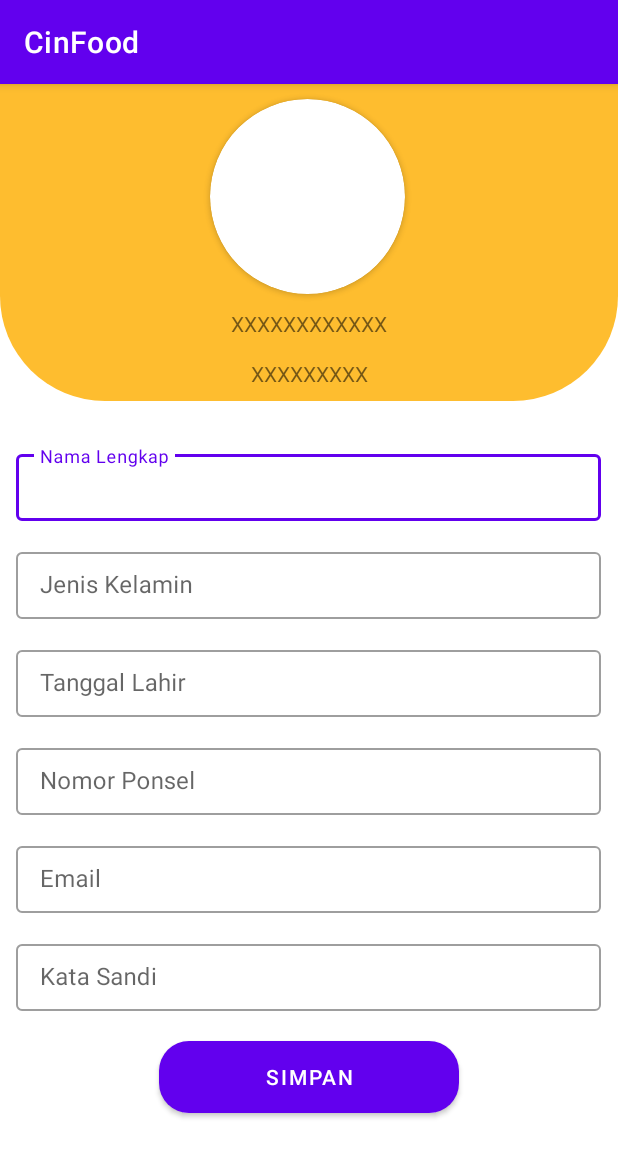
After one commit to reraparius/Cinfood, an Android app: the editprofile screen opened directly, with no data from a screen before it, on a phone screen of 412 x 824 dp. The commit adds this screen. Shown: the top 1157 px of the screen. Run offline under Robolectric (Android 15) with nearby library versions, the phone set to English and light mode, and no system bars.

Commit message:
menambahkan graddle, fragment, profile dan edit profile
menambahkan graddle, fragment, profile dan edit profile

```diff
--- a/Mobile App/CinFood/app/build.gradle
+++ b/Mobile App/CinFood/app/build.gradle
@@ -35,4 +35,7 @@ dependencies {
     testImplementation 'junit:junit:4.+'
     androidTestImplementation 'androidx.test.ext:junit:1.1.3'
     androidTestImplementation 'androidx.test.espresso:espresso-core:3.4.0'
+
+    implementation 'androidx.legacy:legacy-support-v4:1.0.0'
+    implementation 'androidx.cardview:cardview:1.0.0'
 }
--- a/Mobile App/CinFood/app/src/main/AndroidManifest.xml
+++ b/Mobile App/CinFood/app/src/main/AndroidManifest.xml
@@ -9,6 +9,12 @@
         android:roundIcon="@mipmap/ic_launcher_round"
         android:supportsRtl="true"
         android:theme="@style/Theme.CinFood">
+        <activity
+            android:name=".editprofile"
+            android:exported="true" />
+        <activity
+            android:name=".navbar"
+            android:exported="true" />
         <activity
             android:name=".Pencarian"
             android:exported="true" />
--- /dev/null
+++ b/Mobile App/CinFood/app/src/main/java/com/example/cinfood/editprofile.java
@@ -0,0 +1,14 @@
+package com.example.cinfood;
+
+import androidx.appcompat.app.AppCompatActivity;
+
+import android.os.Bundle;
+
+public class editprofile extends AppCompatActivity {
+
+    @Override
+    protected void onCreate(Bundle savedInstanceState) {
+        super.onCreate(savedInstanceState);
+        setContentView(R.layout.activity_editprofile);
+    }
+}
--- /dev/null
+++ b/Mobile App/CinFood/app/src/main/res/drawable/header.xml
@@ -0,0 +1,6 @@
+<?xml version="1.0" encoding="utf-8"?>
+<shape xmlns:android="http://schemas.android.com/apk/res/android">
+    <solid android:color="#FEBD2F"/>
+    <corners android:bottomRightRadius="70dp" android:bottomLeftRadius="70dp"/>
+
+</shape>
--- /dev/null
+++ b/Mobile App/CinFood/app/src/main/res/drawable/home.xml
@@ -0,0 +1,5 @@
+<vector android:height="24dp" android:tint="#696767"
+    android:viewportHeight="24" android:viewportWidth="24"
+    android:width="24dp" xmlns:android="http://schemas.android.com/apk/res/android">
+    <path android:fillColor="@android:color/white" android:pathData="M10,20v-6h4v6h5v-8h3L12,3 2,12h3v8z"/>
+</vector>
--- /dev/null
+++ b/Mobile App/CinFood/app/src/main/res/drawable/keranjang.xml
@@ -0,0 +1,5 @@
+<vector android:height="24dp" android:tint="#696767"
+    android:viewportHeight="24" android:viewportWidth="24"
+    android:width="24dp" xmlns:android="http://schemas.android.com/apk/res/android">
+    <path android:fillColor="@android:color/white" android:pathData="M7,18c-1.1,0 -1.99,0.9 -1.99,2S5.9,22 7,22s2,-0.9 2,-2 -0.9,-2 -2,-2zM1,2v2h2l3.6,7.59 -1.35,2.45c-0.16,0.28 -0.25,0.61 -0.25,0.96 0,1.1 0.9,2 2,2h12v-2L7.42,15c-0.14,0 -0.25,-0.11 -0.25,-0.25l0.03,-0.12 0.9,-1.63h7.45c0.75,0 1.41,-0.41 1.75,-1.03l3.58,-6.49c0.08,-0.14 0.12,-0.31 0.12,-0.48 0,-0.55 -0.45,-1 -1,-1L5.21,4l-0.94,-2L1,2zM17,18c-1.1,0 -1.99,0.9 -1.99,2s0.89,2 1.99,2 2,-0.9 2,-2 -0.9,-2 -2,-2z"/>
+</vector>
--- /dev/null
+++ b/Mobile App/CinFood/app/src/main/res/drawable/profil.xml
@@ -0,0 +1,6 @@
+<?xml version="1.0" encoding="utf-8"?>
+<shape xmlns:android="http://schemas.android.com/apk/res/android">
+    <solid android:color="#C4C4C4"/>
+    <corners android:radius="20dp"/>
+
+</shape>
--- /dev/null
+++ b/Mobile App/CinFood/app/src/main/res/drawable/profile.xml
@@ -0,0 +1,5 @@
+<vector android:height="24dp" android:tint="#696767"
+    android:viewportHeight="24" android:viewportWidth="24"
+    android:width="24dp" xmlns:android="http://schemas.android.com/apk/res/android">
+    <path android:fillColor="@android:color/white" android:pathData="M12,12c2.21,0 4,-1.79 4,-4s-1.79,-4 -4,-4 -4,1.79 -4,4 1.79,4 4,4zM12,14c-2.67,0 -8,1.34 -8,4v2h16v-2c0,-2.66 -5.33,-4 -8,-4z"/>
+</vector>
--- /dev/null
+++ b/Mobile App/CinFood/app/src/main/res/drawable/riwayat.xml
@@ -0,0 +1,5 @@
+<vector android:height="24dp" android:tint="#696767"
+    android:viewportHeight="24" android:viewportWidth="24"
+    android:width="24dp" xmlns:android="http://schemas.android.com/apk/res/android">
+    <path android:fillColor="@android:color/white" android:pathData="M13,3c-4.97,0 -9,4.03 -9,9L1,12l3.89,3.89 0.07,0.14L9,12L6,12c0,-3.87 3.13,-7 7,-7s7,3.13 7,7 -3.13,7 -7,7c-1.93,0 -3.68,-0.79 -4.94,-2.06l-1.42,1.42C8.27,19.99 10.51,21 13,21c4.97,0 9,-4.03 9,-9s-4.03,-9 -9,-9zM12,8v5l4.28,2.54 0.72,-1.21 -3.5,-2.08L13.5,8L12,8z"/>
+</vector>
--- /dev/null
+++ b/Mobile App/CinFood/app/src/main/res/layout/activity_editprofile.xml
@@ -0,0 +1,149 @@
+<?xml version="1.0" encoding="utf-8"?>
+<LinearLayout xmlns:android="http://schemas.android.com/apk/res/android"
+    xmlns:app="http://schemas.android.com/apk/res-auto"
+    xmlns:tools="http://schemas.android.com/tools"
+    android:layout_width="match_parent"
+    android:layout_height="match_parent"
+    android:orientation="vertical"
+    tools:context=".editprofile">
+
+    <RelativeLayout
+        android:layout_width="match_parent"
+        android:layout_height="211dp"
+        android:background="@drawable/header">
+
+        <androidx.cardview.widget.CardView
+            android:id="@+id/profil"
+            android:layout_width="130dp"
+            android:layout_height="130dp"
+            android:layout_marginLeft="140dp"
+            android:layout_marginTop="10dp"
+            android:layout_marginRight="50dp"
+            android:foregroundGravity="center"
+            app:cardCornerRadius="200dp">
+
+            <ImageView
+                android:id="@+id/foto"
+                android:layout_width="130dp"
+                android:layout_height="130dp" />
+
+        </androidx.cardview.widget.CardView>
+
+        <TextView
+            android:id="@+id/nama_user"
+            android:layout_width="match_parent"
+            android:layout_height="30dp"
+            android:layout_below="@+id/profil"
+            android:layout_marginTop="10dp"
+            android:gravity="center_horizontal"
+            android:text="XXXXXXXXXXXX"
+            android:textAlignment="center" />
+
+        <TextView
+            android:id="@+id/email"
+            android:layout_width="match_parent"
+            android:layout_height="30dp"
+            android:layout_below="@+id/nama_user"
+            android:layout_marginTop="3dp"
+            android:gravity="center_horizontal"
+            android:text="XXXXXXXXX"
+            android:textAlignment="center" />
+
+
+    </RelativeLayout>
+
+    <com.google.android.material.textfield.TextInputLayout
+        android:layout_height="50dp"
+        android:layout_gravity="center"
+        android:layout_width="390dp"
+        android:layout_marginTop="30dp"
+        style="@style/Widget.MaterialComponents.TextInputLayout.OutlinedBox"
+        android:hint="Nama Lengkap"
+        android:background="@color/white"
+        >
+        <com.google.android.material.textfield.TextInputEditText
+            android:layout_width="match_parent"
+            android:layout_height="wrap_content" />
+    </com.google.android.material.textfield.TextInputLayout>
+
+    <com.google.android.material.textfield.TextInputLayout
+        android:layout_height="50dp"
+        android:layout_width="390dp"
+        android:layout_gravity="center"
+        android:layout_marginTop="15dp"
+        style="@style/Widget.MaterialComponents.TextInputLayout.OutlinedBox"
+        android:hint="Jenis Kelamin"
+        android:background="@color/white"
+        >
+        <com.google.android.material.textfield.TextInputEditText
+            android:layout_width="match_parent"
+            android:layout_height="wrap_content" />
+    </com.google.android.material.textfield.TextInputLayout>
+
+    <com.google.android.material.textfield.TextInputLayout
+        android:layout_height="50dp"
+        android:layout_width="390dp"
+        android:layout_gravity="center"
+        android:layout_marginTop="15dp"
+        style="@style/Widget.MaterialComponents.TextInputLayout.OutlinedBox"
+        android:hint="Tanggal Lahir"
+        android:background="@color/white"
+        >
+        <com.google.android.material.textfield.TextInputEditText
+            android:layout_width="match_parent"
+            android:layout_height="wrap_content" />
+    </com.google.android.material.textfield.TextInputLayout>
+
+    <com.google.android.material.textfield.TextInputLayout
+        android:layout_height="50dp"
+        android:layout_width="390dp"
+        android:layout_gravity="center"
+        android:layout_marginTop="15dp"
+        style="@style/Widget.MaterialComponents.TextInputLayout.OutlinedBox"
+        android:hint="Nomor Ponsel"
+        android:background="@color/white"
+        >
+        <com.google.android.material.textfield.TextInputEditText
+            android:layout_width="match_parent"
+            android:layout_height="wrap_content" />
+    </com.google.android.material.textfield.TextInputLayout>
+
+    <com.google.android.material.textfield.TextInputLayout
+        android:layout_height="50dp"
+        android:layout_width="390dp"
+        android:layout_gravity="center"
+        android:layout_marginTop="15dp"
+        style="@style/Widget.MaterialComponents.TextInputLayout.OutlinedBox"
+        android:hint="Email"
+        android:background="@color/white"
+        >
+        <com.google.android.material.textfield.TextInputEditText
+            android:layout_width="match_parent"
+            android:layout_height="wrap_content" />
+    </com.google.android.material.textfield.TextInputLayout>
+
+    <com.google.android.material.textfield.TextInputLayout
+        android:layout_height="50dp"
+        android:layout_width="390dp"
+        android:layout_gravity="center"
+        android:layout_marginTop="15dp"
+        style="@style/Widget.MaterialComponents.TextInputLayout.OutlinedBox"
+        android:hint="Kata Sandi"
+        android:background="@color/white"
+        >
+        <com.google.android.material.textfield.TextInputEditText
+            android:layout_width="match_parent"
+            android:layout_height="wrap_content" />
+    </com.google.android.material.textfield.TextInputLayout>
+
+    <Button
+        android:id="@+id/btnSimpan"
+        android:layout_width="200dp"
+        android:layout_height="wrap_content"
+        android:layout_gravity="center"
+        android:layout_marginTop="20dp"
+        android:text="Simpan"
+        android:background="@drawable/profil"/>
+
+
+</LinearLayout>
--- a/Mobile App/CinFood/app/src/main/res/layout/activity_register.xml
+++ b/Mobile App/CinFood/app/src/main/res/layout/activity_register.xml
@@ -100,12 +100,12 @@
         android:layout_width="match_parent"
         android:layout_height="wrap_content"
         android:layout_marginLeft="60dp"
+        android:layout_marginTop="50dp"
         android:layout_marginRight="60dp"
-        android:layout_marginTop="80dp"
         android:backgroundTint="#FEBD2F"
         android:text="Register"
         android:textAllCaps="false"
         android:textColor="@color/white"
-        android:textSize="15sp"/>
+        android:textSize="15sp" />
 
 </LinearLayout>
--- a/Mobile App/CinFood/app/src/main/res/values/colors.xml
+++ b/Mobile App/CinFood/app/src/main/res/values/colors.xml
@@ -7,4 +7,6 @@
     <color name="teal_700">#FF018786</color>
     <color name="black">#FF000000</color>
     <color name="white">#FFFFFFFF</color>
+
+    <color name="orange">#FEBD2F</color>
 </resources>
--- a/Mobile App/CinFood/app/src/main/res/values/strings.xml
+++ b/Mobile App/CinFood/app/src/main/res/values/strings.xml
@@ -1,3 +1,5 @@
 <resources>
     <string name="app_name">CinFood</string>
+    <!-- TODO: Remove or change this placeholder text -->
+    <string name="hello_blank_fragment">Hello blank fragment</string>
 </resources>
```
Also changed, not shown: Mobile App/CinFood/app/src/main/java/com/example/cinfood/ProfileFragment.java (added, +56 -0 lines), Mobile App/CinFood/app/src/main/java/com/example/cinfood/navbar.java (added, +51 -0 lines), Mobile App/CinFood/app/src/main/res/drawable/button.xml (added, +9 -0 lines), Mobile App/CinFood/app/src/main/res/layout/activity_navbar.xml (added, +20 -0 lines), Mobile App/CinFood/app/src/main/res/layout/activity_riwayat.xml (+7 -7 lines), Mobile App/CinFood/app/src/main/res/layout/fragment_profile.xml (added, +86 -0 lines), Mobile App/CinFood/app/src/main/res/menu/bottom_navigation.xml (added, +19 -0 lines).
